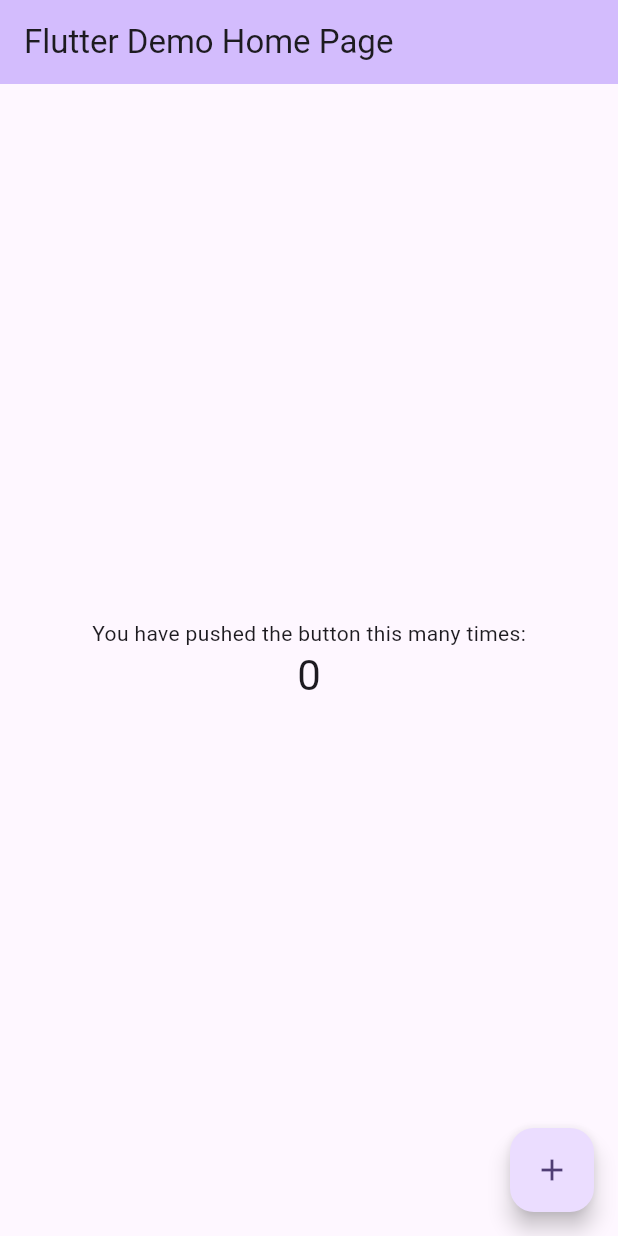
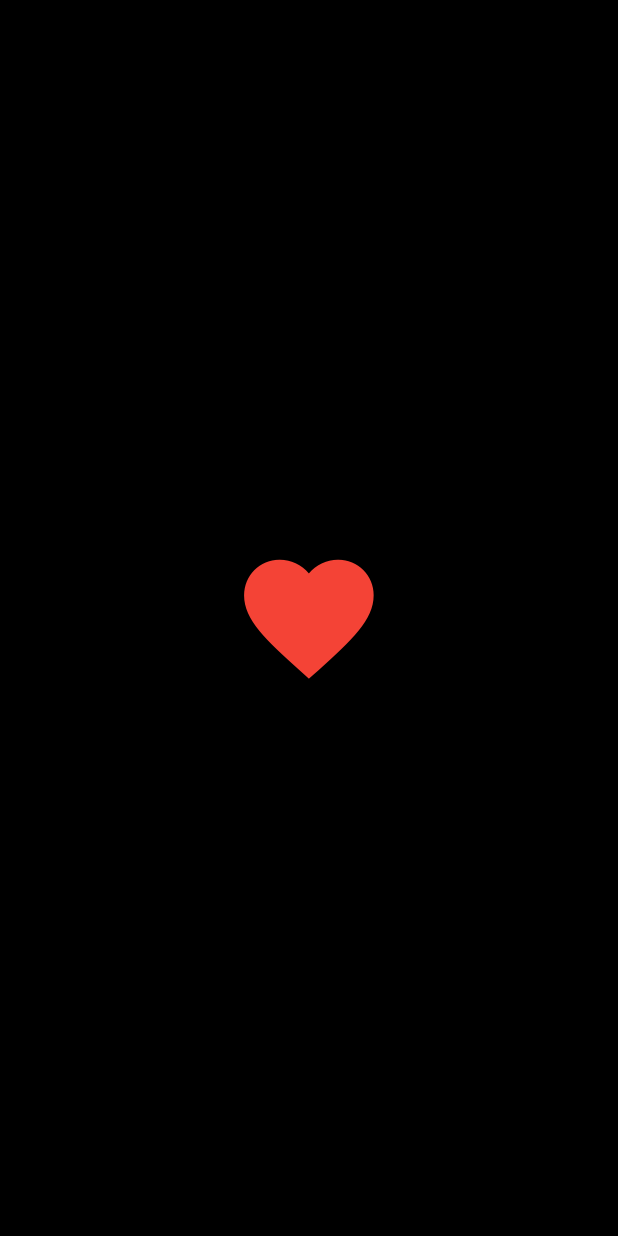
Before and after one commit to FaithNnakwe/Valentines_day, a Flutter app: the screen it shows after launch, on a phone screen of 412 x 824 dp. Run offline on Flutter 3.47's test engine with Material 3 defaults, Android fonts, the phone set to English and light mode, and no system bars.

Commit message:
HeartBeat Animation

```diff
--- a/lib/main.dart
+++ b/lib/main.dart
@@ -1,125 +1,67 @@
 import 'package:flutter/material.dart';
+import 'package:flutter/scheduler.dart';
 
 void main() {
-  runApp(const MyApp());
+  runApp(HeartbeatApp());
 }
 
-class MyApp extends StatelessWidget {
-  const MyApp({super.key});
-
-  // This widget is the root of your application.
+class HeartbeatApp extends StatelessWidget {
   @override
   Widget build(BuildContext context) {
     return MaterialApp(
-      title: 'Flutter Demo',
-      theme: ThemeData(
-        // This is the theme of your application.
-        //
-        // TRY THIS: Try running your application with "flutter run". You'll see
-        // the application has a purple toolbar. Then, without quitting the app,
-        // try changing the seedColor in the colorScheme below to Colors.green
-        // and then invoke "hot reload" (save your changes or press the "hot
-        // reload" button in a Flutter-supported IDE, or press "r" if you used
-        // the command line to start the app).
-        //
-        // Notice that the counter didn't reset back to zero; the application
-        // state is not lost during the reload. To reset the state, use hot
-        // restart instead.
-        //
-        // This works for code too, not just values: Most code changes can be
-        // tested with just a hot reload.
-        colorScheme: ColorScheme.fromSeed(seedColor: Colors.deepPurple),
-        useMaterial3: true,
-      ),
-      home: const MyHomePage(title: 'Flutter Demo Home Page'),
+      debugShowCheckedModeBanner: false,
+      home: HeartbeatScreen(),
     );
   }
 }
 
-class MyHomePage extends StatefulWidget {
-  const MyHomePage({super.key, required this.title});
+class HeartbeatScreen extends StatefulWidget {
+  @override
+  _HeartbeatScreenState createState() => _HeartbeatScreenState();
+}
 
-  // This widget is the home page of your application. It is stateful, meaning
-  // that it has a State object (defined below) that contains fields that affect
-  // how it looks.
-
-  // This class is the configuration for the state. It holds the values (in this
-  // case the title) provided by the parent (in this case the App widget) and
-  // used by the build method of the State. Fields in a Widget subclass are
-  // always marked "final".
-
-  final String title;
+class _HeartbeatScreenState extends State<HeartbeatScreen>
+    with SingleTickerProviderStateMixin {
+  late AnimationController _controller;
+  late Animation<double> _scaleAnimation;
 
   @override
-  State<MyHomePage> createState() => _MyHomePageState();
-}
+  void initState() {
+    super.initState();
+    _controller = AnimationController(
+      vsync: this,
+      duration: Duration(milliseconds: 800),
+    )..repeat(reverse: true);
 
-class _MyHomePageState extends State<MyHomePage> {
-  int _counter = 0;
-
-  void _incrementCounter() {
-    setState(() {
-      // This call to setState tells the Flutter framework that something has
-      // changed in this State, which causes it to rerun the build method below
-      // so that the display can reflect the updated values. If we changed
-      // _counter without calling setState(), then the build method would not be
-      // called again, and so nothing would appear to happen.
-      _counter++;
-    });
+    _scaleAnimation = Tween<double>(
+      begin: 1.0,
+      end: 1.3,
+    ).animate(CurvedAnimation(
+      parent: _controller,
+      curve: Curves.easeInOut,
+    ));
   }
 
   @override
   Widget build(BuildContext context) {
-    // This method is rerun every time setState is called, for instance as done
-    // by the _incrementCounter method above.
-    //
-    // The Flutter framework has been optimized to make rerunning build methods
-    // fast, so that you can just rebuild anything that needs updating rather
-    // than having to individually change instances of widgets.
     return Scaffold(
-      appBar: AppBar(
-        // TRY THIS: Try changing the color here to a specific color (to
-        // Colors.amber, perhaps?) and trigger a hot reload to see the AppBar
-        // change color while the other colors stay the same.
-        backgroundColor: Theme.of(context).colorScheme.inversePrimary,
-        // Here we take the value from the MyHomePage object that was created by
-        // the App.build method, and use it to set our appbar title.
-        title: Text(widget.title),
-      ),
+      backgroundColor: Colors.black,
       body: Center(
-        // Center is a layout widget. It takes a single child and positions it
-        // in the middle of the parent.
-        child: Column(
-          // Column is also a layout widget. It takes a list of children and
-          // arranges them vertically. By default, it sizes itself to fit its
-          // children horizontally, and tries to be as tall as its parent.
-          //
-          // Column has various properties to control how it sizes itself and
-          // how it positions its children. Here we use mainAxisAlignment to
-          // center the children vertically; the main axis here is the vertical
-          // axis because Columns are vertical (the cross axis would be
-          // horizontal).
-          //
-          // TRY THIS: Invoke "debug painting" (choose the "Toggle Debug Paint"
-          // action in the IDE, or press "p" in the console), to see the
-          // wireframe for each widget.
-          mainAxisAlignment: MainAxisAlignment.center,
-          children: <Widget>[
-            const Text(
-              'You have pushed the button this many times:',
-            ),
-            Text(
-              '$_counter',
-              style: Theme.of(context).textTheme.headlineMedium,
-            ),
-          ],
+        child: ScaleTransition(
+          scale: _scaleAnimation,
+          child: Icon(
+            Icons.favorite,
+            color: Colors.red,
+            size: 100,
+          ),
         ),
       ),
-      floatingActionButton: FloatingActionButton(
-        onPressed: _incrementCounter,
-        tooltip: 'Increment',
-        child: const Icon(Icons.add),
-      ), // This trailing comma makes auto-formatting nicer for build methods.
     );
   }
+
+  @override
+  void dispose() {
+    _controller.dispose();
+    super.dispose();
+  }
 }
```
